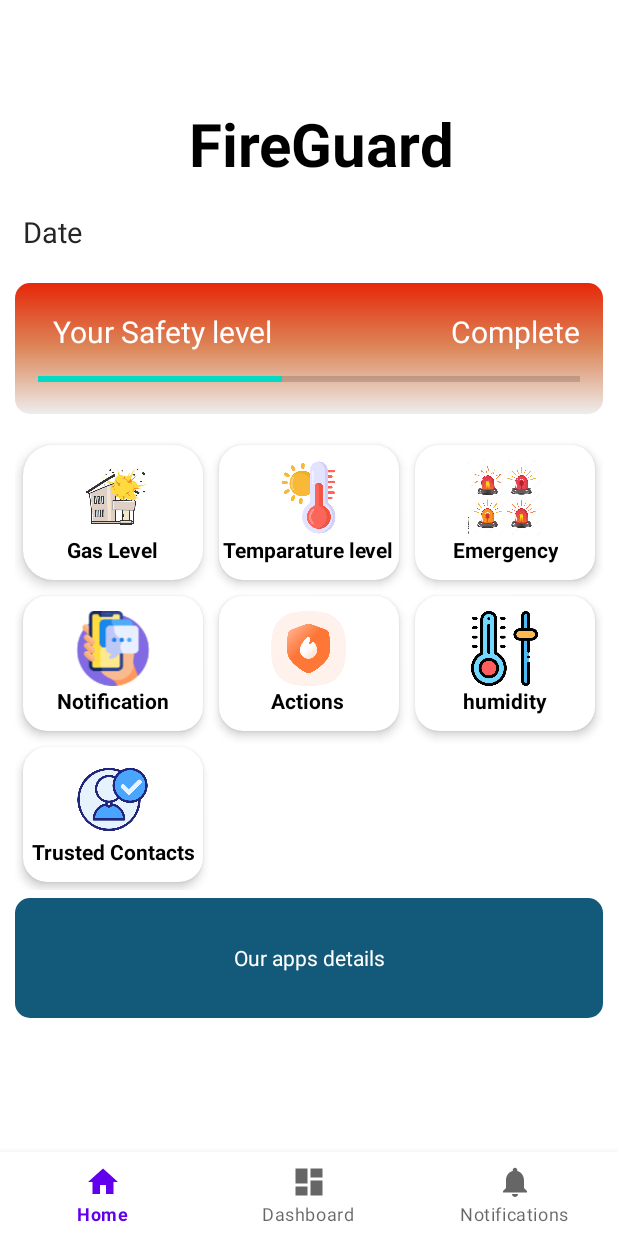
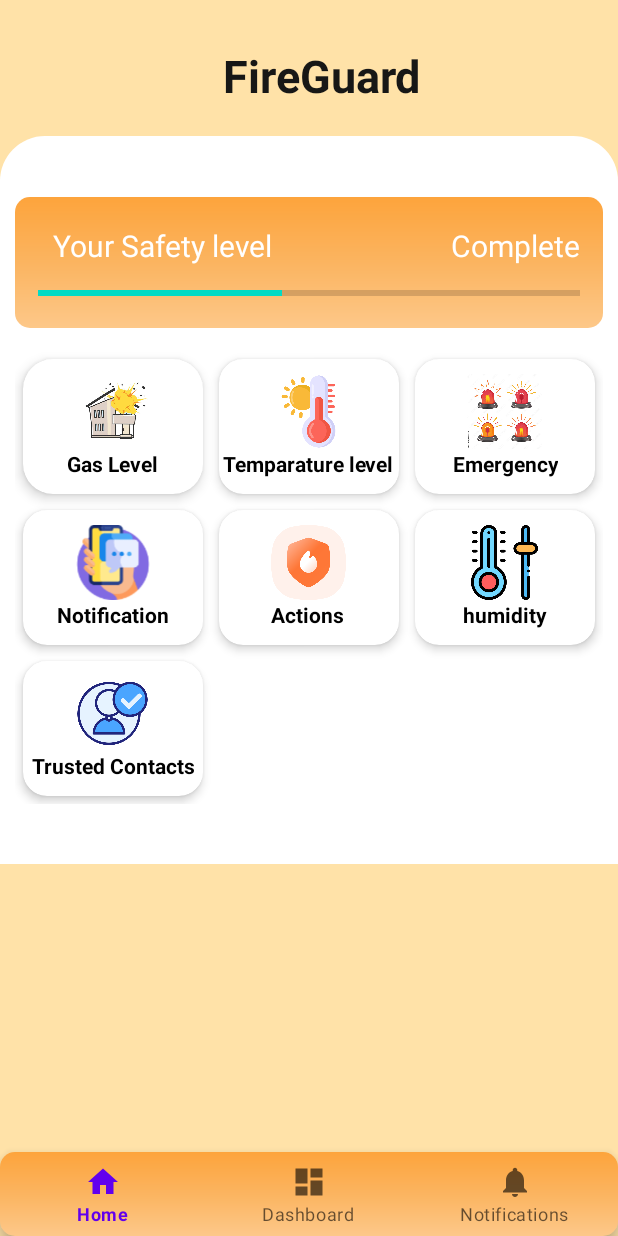
Before and after one commit to farhan-tratul/fireguard, an Android app: the screen it shows after launch (MainActivity), on a phone screen of 412 x 824 dp. Run offline under Robolectric (Android 15) with nearby library versions, the light colour scheme and no system bars; our stand-ins replace navigation-ui.

Commit message:
desigh homepage

```diff
--- a/app/src/main/java/edu/ewubd/fireguard/MainActivity.java
+++ b/app/src/main/java/edu/ewubd/fireguard/MainActivity.java
@@ -1,10 +1,14 @@
 package edu.ewubd.fireguard;
 
+import android.os.Build;
 import android.os.Bundle;
+import android.view.View;
+import android.view.Window;
 
 import com.google.android.material.bottomnavigation.BottomNavigationView;
 
 import androidx.appcompat.app.AppCompatActivity;
+import androidx.core.content.ContextCompat;
 import androidx.navigation.NavController;
 import androidx.navigation.Navigation;
 import androidx.navigation.ui.AppBarConfiguration;
@@ -19,6 +23,17 @@ public class MainActivity extends AppCompatActivity {
     @Override
     protected void onCreate(Bundle savedInstanceState) {
         super.onCreate(savedInstanceState);
+        Window window = getWindow();
+        if (Build.VERSION.SDK_INT >= Build.VERSION_CODES.LOLLIPOP) {
+            window.getDecorView().setSystemUiVisibility(View.SYSTEM_UI_FLAG_LAYOUT_FULLSCREEN | View.SYSTEM_UI_FLAG_LIGHT_STATUS_BAR);
+            window.setStatusBarColor(ContextCompat.getColor(this, R.color.bg_1));
+        }
+
+        // Set the status bar icons to be dark
+        if (Build.VERSION.SDK_INT >= Build.VERSION_CODES.M) {
+            View decorView = getWindow().getDecorView();
+            decorView.setSystemUiVisibility(View.SYSTEM_UI_FLAG_LIGHT_STATUS_BAR);
+        }
 
         binding = ActivityMainBinding.inflate(getLayoutInflater());
         setContentView(binding.getRoot());
--- a/app/src/main/java/edu/ewubd/fireguard/ui/home/HomeFragment.java
+++ b/app/src/main/java/edu/ewubd/fireguard/ui/home/HomeFragment.java
@@ -1,13 +1,16 @@
 package edu.ewubd.fireguard.ui.home;
 
+import android.os.Build;
 import android.os.Bundle;
 import android.view.LayoutInflater;
 import android.view.View;
 import android.view.ViewGroup;
+import android.view.Window;
 import android.widget.TextView;
 
 import androidx.annotation.NonNull;
 import androidx.appcompat.app.AppCompatActivity;
+import androidx.core.content.ContextCompat;
 import androidx.fragment.app.Fragment;
 import androidx.lifecycle.ViewModelProvider;
 
@@ -19,6 +22,8 @@ public class HomeFragment extends Fragment {
 
     public View onCreateView(@NonNull LayoutInflater inflater,
                              ViewGroup container, Bundle savedInstanceState) {
+
+
         HomeViewModel homeViewModel =
                 new ViewModelProvider(this).get(HomeViewModel.class);
 
@@ -29,6 +34,7 @@ public class HomeFragment extends Fragment {
         if (getActivity() != null) {
             ((AppCompatActivity) getActivity()).getSupportActionBar().hide();
         }
+
         return root;
     }
 
--- /dev/null
+++ b/app/src/main/res/drawable/curve_baground.xml
@@ -0,0 +1,5 @@
+<?xml version="1.0" encoding="utf-8"?>
+<shape xmlns:android="http://schemas.android.com/apk/res/android">
+    <corners android:topLeftRadius="30dp" android:topRightRadius="30dp"/>
+    <solid android:color="#FFFFFF"/> <!-- Set your desired background color here -->
+</shape>
--- a/app/src/main/res/drawable/gradint.xml
+++ b/app/src/main/res/drawable/gradint.xml
@@ -2,9 +2,9 @@
 <shape xmlns:android="http://schemas.android.com/apk/res/android">
     <gradient
         android:type="linear"
-        android:startColor="#E62809"
-        android:centerColor="#DC885B"
-        android:endColor="#EDEDED"
+        android:startColor="#fda43c"
+        android:centerColor="#FBB460"
+        android:endColor="#FDC889"
         android:angle="100" />
 
     <corners
--- a/app/src/main/res/layout/activity_main.xml
+++ b/app/src/main/res/layout/activity_main.xml
@@ -4,7 +4,7 @@
     android:id="@+id/container"
     android:layout_width="match_parent"
     android:layout_height="match_parent"
-    android:paddingTop="?attr/actionBarSize">
+>
 
     <com.google.android.material.bottomnavigation.BottomNavigationView
         android:id="@+id/nav_view"
@@ -12,7 +12,7 @@
         android:layout_height="wrap_content"
         android:layout_marginStart="0dp"
         android:layout_marginEnd="0dp"
-        android:background="?android:attr/windowBackground"
+        android:background="@drawable/gradint"
         app:layout_constraintBottom_toBottomOf="parent"
         app:layout_constraintLeft_toLeftOf="parent"
         app:layout_constraintRight_toRightOf="parent"
@@ -24,10 +24,11 @@
         android:layout_width="match_parent"
         android:layout_height="match_parent"
         app:defaultNavHost="true"
-        app:layout_constraintBottom_toTopOf="@id/nav_view"
+
+        app:layout_constraintHorizontal_bias="1.0"
         app:layout_constraintLeft_toLeftOf="parent"
         app:layout_constraintRight_toRightOf="parent"
-        app:layout_constraintTop_toTopOf="parent"
+
         app:navGraph="@navigation/mobile_navigation" />
 
 </androidx.constraintlayout.widget.ConstraintLayout>
--- a/app/src/main/res/layout/fragment_home.xml
+++ b/app/src/main/res/layout/fragment_home.xml
@@ -6,33 +6,36 @@
     android:id="@+id/rootLayout"
     android:layout_width="match_parent"
     android:layout_height="match_parent"
-
+    android:background="#FFE2A8"
     >
 
     <!-- title -->
+
     <androidx.appcompat.widget.Toolbar
         android:id="@+id/title"
         android:layout_width="match_parent"
-        android:layout_height="70dp"
-        android:paddingTop="10dp"
-        android:background="@color/white"
-        android:gravity="center_vertical"
+        android:layout_height="wrap_content"
+
         app:layout_constraintEnd_toEndOf="parent"
+        app:layout_constraintHorizontal_bias="1.0"
         app:layout_constraintStart_toStartOf="parent"
-        app:layout_constraintTop_toTopOf="parent">
+        app:layout_constraintTop_toTopOf="parent"
+
+        >
 
         <TextView
             android:layout_width="match_parent"
             android:layout_height="match_parent"
-            android:gravity="center"
+            android:gravity="center_horizontal"
             android:text="FireGuard"
-            android:textColor="@color/black"
-            android:textSize="40sp"
+            android:textColor="#171716"
+            android:textSize="30sp"
+android:layout_marginTop="30dp"
+
             android:textStyle="bold" />
 
     </androidx.appcompat.widget.Toolbar>
 
-    <!-- Scrolling -->
     <ScrollView
 
         android:layout_width="match_parent"
@@ -44,10 +47,11 @@
 
             android:layout_width="match_parent"
             android:layout_height="match_parent"
-            android:background="#FFFFFF"
+            android:background="@drawable/curve_baground"
             android:paddingHorizontal="10dp"
             android:paddingBottom="40dp"
-            android:paddingTop="10dp"
+            android:paddingTop="30dp"
+            android:layout_marginTop="20dp"
             tools:context=".main.MainActivity"
 
             >
@@ -61,14 +65,14 @@
                 app:layout_constraintTop_toTopOf="parent"
                 android:layout_margin="5dp"
                 >
-                <TextView
+<!--                <TextView-->
 
-                    android:layout_width="wrap_content"
-                    android:layout_height="wrap_content"
-                    android:layout_marginBottom="16dp"
-                    android:text="Date"
-                    android:textColor="#252525"
-                    android:textSize="19dp"/>
+<!--                    android:layout_width="wrap_content"-->
+<!--                    android:layout_height="wrap_content"-->
+<!--                    android:layout_marginBottom="16dp"-->
+<!--                    android:text="Date"-->
+<!--                    android:textColor="#252525"-->
+<!--                    android:textSize="19dp"/>-->
 
             </LinearLayout>
 
@@ -380,18 +384,18 @@
                 </androidx.cardview.widget.CardView>
             </GridLayout>
 
-            <TextView
-                android:id="@+id/appDetail"
-                android:layout_width="match_parent"
-                android:layout_height="80dp"
-                android:layout_marginVertical="5dp"
-                android:background="@drawable/footerbg"
-                android:gravity="center"
-                android:text="Our apps details"
-                android:textColor="@color/white"
-                app:layout_constraintEnd_toEndOf="parent"
-                app:layout_constraintStart_toStartOf="parent"
-                app:layout_constraintTop_toBottomOf="@id/gridLay" />
+<!--            <TextView-->
+<!--                android:id="@+id/appDetail"-->
+<!--                android:layout_width="match_parent"-->
+<!--                android:layout_height="80dp"-->
+<!--                android:layout_marginVertical="5dp"-->
+<!--                android:background="@drawable/footerbg"-->
+<!--                android:gravity="center"-->
+<!--                android:text="Our apps details"-->
+<!--                android:textColor="@color/white"-->
+<!--                app:layout_constraintEnd_toEndOf="parent"-->
+<!--                app:layout_constraintStart_toStartOf="parent"-->
+<!--                app:layout_constraintTop_toBottomOf="@id/gridLay" />-->
         </androidx.constraintlayout.widget.ConstraintLayout>
 
     </ScrollView>
--- a/app/src/main/res/values/colors.xml
+++ b/app/src/main/res/values/colors.xml
@@ -43,6 +43,7 @@
     <color name="quran">#08405e</color>
     <color name="namaj_top">#65e4a3</color>
     <color name="jakat">#d3eceb</color>
+    <color name="bg_1">#FFE2A8</color>
 
     <color name="color_white">#FFFFFF</color>
     <color name="colorBackground">#F5F5F5</color>
```
